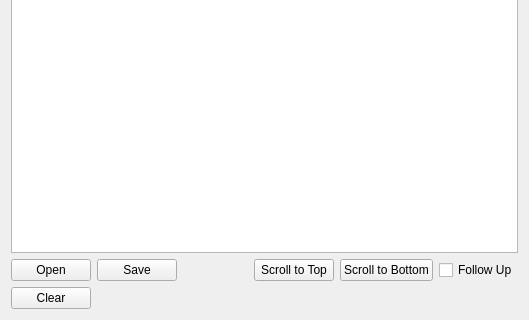
First picture: the form in R_Visualizer/MessageStream/ui/messagestreamwidget.ui, repository NeverKnewTheName/R_Visualizer, before the edit; both pictures show x 0 to 529 and y 180 to 500 of the 529 by 500 pixel window.
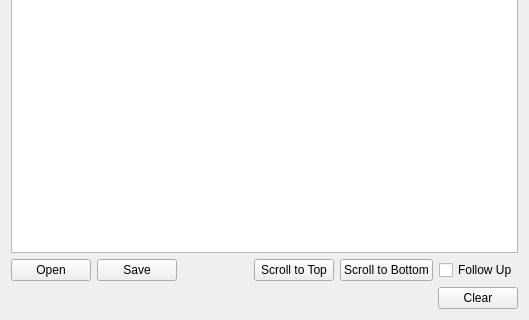
Second picture: the form after the edit.

Diff of the .ui file:
```diff
--- a/R_Visualizer/MessageStream/ui/messagestreamwidget.ui
+++ b/R_Visualizer/MessageStream/ui/messagestreamwidget.ui
@@ -71,13 +71,6 @@
    </item>
    <item>
     <layout class="QHBoxLayout" name="horizontalLayout_2">
-     <item>
-      <widget class="QPushButton" name="clearStreamBtn">
-       <property name="text">
-        <string>Clear</string>
-       </property>
-      </widget>
-     </item>
      <item>
       <spacer name="horizontalSpacer_2">
        <property name="orientation">
@@ -91,6 +84,13 @@
        </property>
       </spacer>
      </item>
+     <item>
+      <widget class="QPushButton" name="clearStreamBtn">
+       <property name="text">
+        <string>Clear</string>
+       </property>
+      </widget>
+     </item>
     </layout>
    </item>
   </layout>
```
